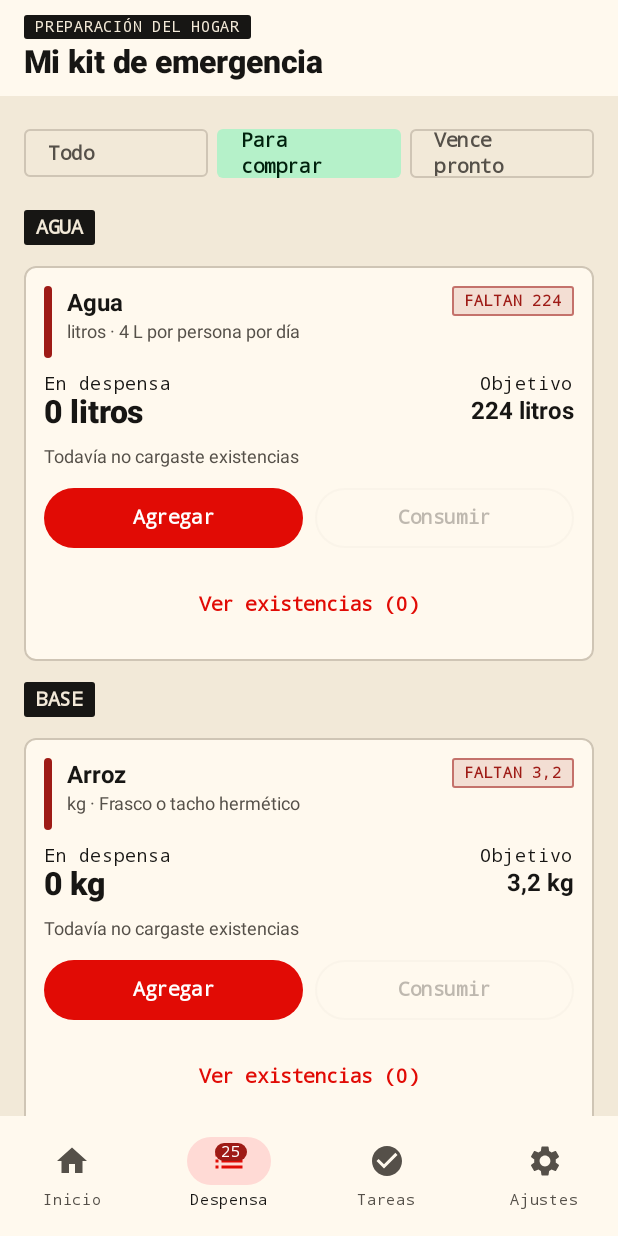
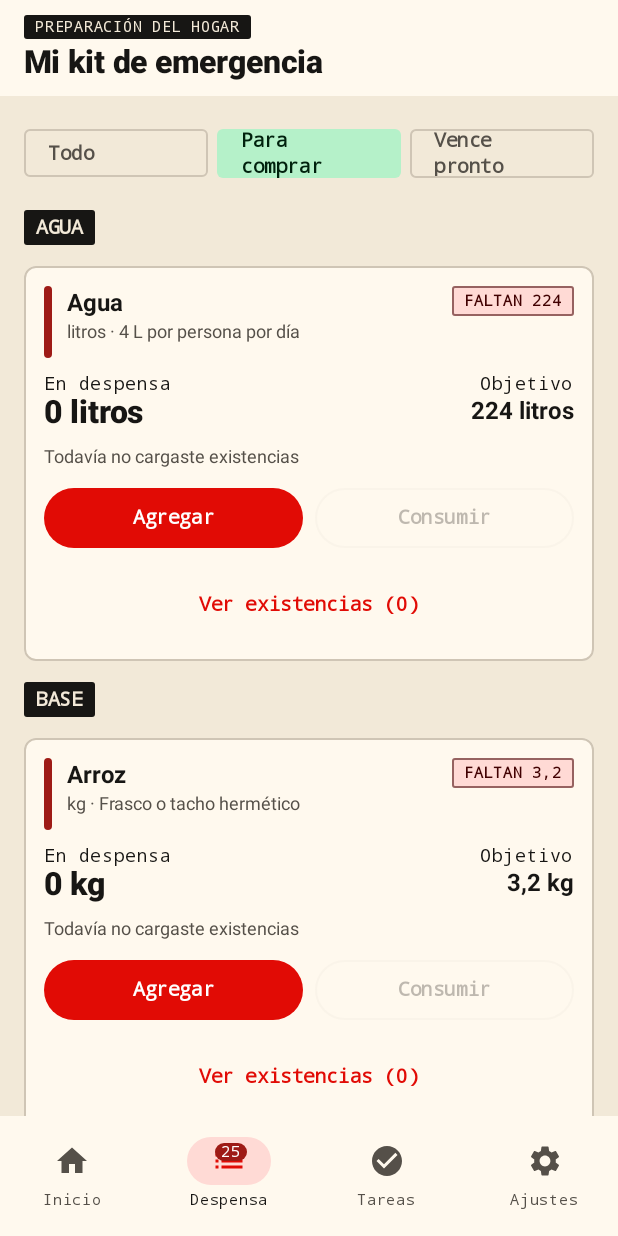
Before and after one commit to seba-wetzel/prepperApp, an Android app built with Jetpack Compose: the screen it shows after launch (MainActivity), after a tap on "Para comprar", on a phone screen of 412 x 824 dp. Run offline under Robolectric (Android 15) with nearby library versions, the phone set to English and light mode, and no system bars; 2 statements that could not run were skipped; 3 other taps on this screen came first.

Commit message:
Mejorar el contraste de los estados de la despensa

```diff
--- a/app/src/main/java/ar/nuestramerica/prepper/PrepperScreen.kt
+++ b/app/src/main/java/ar/nuestramerica/prepper/PrepperScreen.kt
@@ -725,7 +725,17 @@ private fun ProductCard(
                         color = MaterialTheme.colorScheme.onSurfaceVariant,
                     )
                 }
-                StatusChip(if (missing == 0L) "Completo" else "Faltan ${missing.asQuantity()}", color)
+                val scheme = MaterialTheme.colorScheme
+                val chipColors = when {
+                    missing == 0L -> scheme.secondaryContainer to scheme.onSecondaryContainer
+                    quantity > 0 -> scheme.tertiaryContainer to scheme.onTertiaryContainer
+                    else -> scheme.primaryContainer to scheme.onPrimaryContainer
+                }
+                StatusChip(
+                    if (missing == 0L) "Completo" else "Faltan ${missing.asQuantity()}",
+                    color = chipColors.second,
+                    background = chipColors.first,
+                )
             }
             Row(Modifier.fillMaxWidth(), horizontalArrangement = Arrangement.SpaceBetween) {
                 Column {
@@ -1476,11 +1486,11 @@ private fun ExpiryChip(lot: StockLot, today: LocalDate) {
 }
 
 @Composable
-private fun StatusChip(text:String,color:Color){
+private fun StatusChip(text: String, color: Color, background: Color = color.copy(alpha = .12f)) {
     Text(
         text.uppercase(),
         modifier = Modifier
-            .background(color.copy(alpha = .12f), RoundedCornerShape(2.dp))
+            .background(background, RoundedCornerShape(2.dp))
             .border(1.dp, color.copy(alpha = .55f), RoundedCornerShape(2.dp))
             .padding(horizontal = 8.dp, vertical = 4.dp),
         color = color,
--- a/app/src/main/java/ar/nuestramerica/prepper/ui/theme/Theme.kt
+++ b/app/src/main/java/ar/nuestramerica/prepper/ui/theme/Theme.kt
@@ -15,6 +15,10 @@ private val DarkColorScheme = darkColorScheme(
     primaryContainer = Color(0xFF68140F),
     onPrimaryContainer = Color(0xFFFFDAD5),
     secondary = Color(0xFF9BD4AE),
+    secondaryContainer = Color(0xFF17482E),
+    onSecondaryContainer = Color(0xFFB5F1C9),
+    tertiaryContainer = Color(0xFF513B12),
+    onTertiaryContainer = Color(0xFFFFE2A8),
     onSecondary = Color(0xFF07391F),
     background = Color(0xFF151412),
     onBackground = Color(0xFFF4EBDD),
@@ -34,6 +38,8 @@ private val LightColorScheme = lightColorScheme(
     primaryContainer = Color(0xFFFFDAD5),
     onPrimaryContainer = Color(0xFF410001),
     secondary = FieldGreen,
+    tertiaryContainer = Color(0xFFFFE2A8),
+    onTertiaryContainer = Color(0xFF402C04),
     onSecondary = Color.White,
     secondaryContainer = Color(0xFFB5F1C9),
     onSecondaryContainer = Color(0xFF00210D),
```
